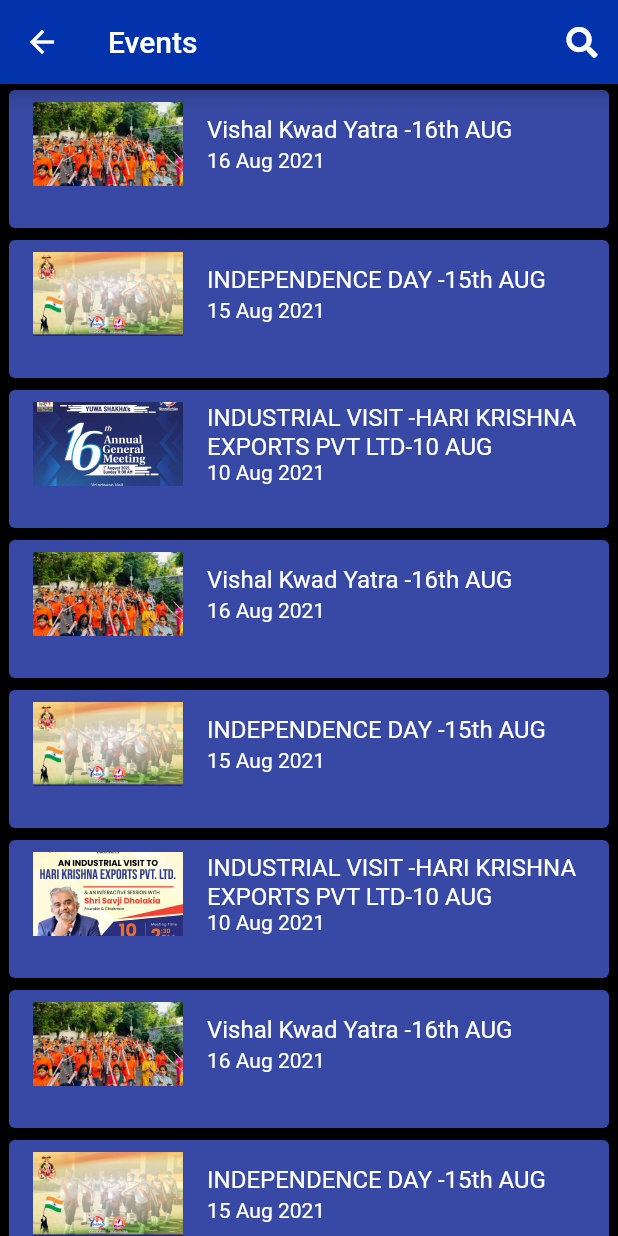
After one commit to Abhishek84017/my_flutter_project, a Flutter app: the Events screen opened directly, on a phone screen of 412 x 824 dp. The commit adds this screen. Run offline on Flutter 3.47's test engine with Material 2 defaults, Android fonts, the light colour scheme and no system bars; our stand-ins replace carousel_slider, flutter_screenutil, font_awesome_flutter.

Commit message:
Add files via upload

```diff
--- a/lib/app.dart
+++ b/lib/app.dart
@@ -1,15 +1,17 @@
-
 import 'package:avt_yuwas/homescreen.dart';
 import 'package:flutter/material.dart';
 import 'package:flutter_screenutil/flutter_screenutil.dart';
 import 'package:provider/provider.dart';
 import 'provider/provider.dart';
 import 'homescreen.dart';
+import 'splash_screen_1.dart';
+import 'events.dart';
+
 class Myapp extends StatelessWidget {
   @override
   Widget build(BuildContext context) {
     return MultiProvider(
       providers: [ChangeNotifierProvider<HomeScreenProvider>(create: (_) => HomeScreenProvider()),],
-      child: ScreenUtilInit(builder: () => MaterialApp(debugShowCheckedModeBanner: false, home: Homescreen(),)),);
+      child: ScreenUtilInit(builder: () => MaterialApp(debugShowCheckedModeBanner: false, home: Splashscreen1(),)),);
   }
 }
--- /dev/null
+++ b/lib/events.dart
@@ -0,0 +1,124 @@
+import 'package:flutter/cupertino.dart';
+import 'package:flutter/material.dart';
+import 'package:url_launcher/url_launcher.dart';
+import 'package:flutter_screenutil/flutter_screenutil.dart';
+import 'package:font_awesome_flutter/font_awesome_flutter.dart';
+
+//ignore: must_be_immutable
+class Events extends StatelessWidget {
+  var _constactItemList = [
+    ContactItem(
+        image: 'assests/images/kawadyatra.jpg',
+        subtitle: '16 Aug 2021',
+        title: 'Vishal Kwad Yatra -16th AUG'),
+    ContactItem(
+        image: 'assests/images/independenceday.jpg',
+        subtitle: '15 Aug 2021',
+        title: 'INDEPENDENCE DAY -15th AUG'),
+    ContactItem(
+        image: 'assests/images/annualmeeting.jpg',
+        subtitle: '10 Aug 2021',
+        title: 'INDUSTRIAL VISIT -HARI KRISHNA EXPORTS PVT LTD-10 AUG'),
+    ContactItem(
+        image: 'assests/images/kawadyatra.jpg',
+        subtitle: '16 Aug 2021',
+        title: 'Vishal Kwad Yatra -16th AUG'),
+    ContactItem(
+        image: 'assests/images/independenceday.jpg',
+        subtitle: '15 Aug 2021',
+        title: 'INDEPENDENCE DAY -15th AUG'),
+    ContactItem(
+        image: 'assests/images/industrial.jpg',
+        subtitle: '10 Aug 2021',
+        title: 'INDUSTRIAL VISIT -HARI KRISHNA EXPORTS PVT LTD-10 AUG'),
+    ContactItem(
+        image: 'assests/images/kawadyatra.jpg',
+        subtitle: '16 Aug 2021',
+        title: 'Vishal Kwad Yatra -16th AUG'),
+    ContactItem(
+        image: 'assests/images/independenceday.jpg',
+        subtitle: '15 Aug 2021',
+        title: 'INDEPENDENCE DAY -15th AUG'),
+    ContactItem(
+        image: 'assests/images/annualmeeting.jpg',
+        subtitle: '10 Aug 2021',
+        title: 'INDUSTRIAL VISIT -HARI KRISHNA EXPORTS PVT LTD-10 AUG'),
+    ContactItem(
+        image: 'assests/images/kawadyatra.jpg',
+        subtitle: '16 Aug 2021',
+        title: 'Vishal Kwad Yatra -16th AUG'),
+    ContactItem(
+        image: 'assests/images/independenceday.jpg',
+        subtitle: '15 Aug 2021',
+        title: 'INDEPENDENCE DAY -15th AUG'),
+    ContactItem(
+        image: 'assests/images/industrial.jpg',
+        subtitle: '10 Aug 2021',
+        title: 'INDUSTRIAL VISIT -HARI KRISHNA EXPORTS PVT LTD-10 AUG'),
+  ];
+  @override
+  Widget build(BuildContext context) {
+    Size size = MediaQuery.of(context).size;
+    return SafeArea(
+      child: Scaffold(
+        appBar: AppBar(
+          backgroundColor: Color(0xFFF0233ad),
+          title: const Text(
+            'Events',
+            style: TextStyle(fontSize: 20),
+          ),
+          actions: <Widget>[
+            IconButton(
+              icon: Icon(
+                FontAwesomeIcons.search,
+                size: 18.sp,
+              ),
+              onPressed: () {},
+            ),
+          ],
+        ),
+        backgroundColor: Colors.black,
+        body: ListView.builder(
+          shrinkWrap: true,
+          itemCount: _constactItemList.length,
+          itemBuilder: (BuildContext context, int index) {
+            var contactItem = _constactItemList[index];
+            return Padding(
+              padding: const EdgeInsets.symmetric(horizontal: 2),
+              child: Container(
+                height: 100,
+                child: Card(
+                  color: Color(0xFFF3749A4),
+                  child: ListTile(
+                    leading: SizedBox(
+                        child: Image.asset(
+                      '${contactItem.image}',
+                      fit: BoxFit.cover,
+                      width: 100,
+                    )),
+                    title: Text(
+                      '${contactItem.title}',
+                      style: TextStyle(color: Colors.white),
+                    ),
+                    subtitle: Text(
+                      '${contactItem.subtitle}',
+                      style: TextStyle(color: Colors.white),
+                    ),
+                    onTap: () {},
+                  ),
+                ),
+              ),
+            );
+          },
+        ),
+      ),
+    );
+  }
+}
+
+class ContactItem {
+  final String? image;
+  final String? title;
+  final String? subtitle;
+  const ContactItem({this.title, this.subtitle, this.image});
+}
--- a/lib/more.dart
+++ b/lib/more.dart
@@ -4,8 +4,9 @@
 import 'package:font_awesome_flutter/font_awesome_flutter.dart';
 import 'package:provider/provider.dart';
 import 'follow_us.dart';
-
 import 'change_password.dart';
+import 'commitedetails.dart';
+import 'events.dart';
 //ignore: must_be_immutable
 class More extends StatelessWidget {
   @override
@@ -14,6 +15,8 @@
     void cont() {Provider.of<HomeScreenProvider>(context, listen: false).currentBottomIndex = 2;}
     void passchange() {Navigator.push(context, MaterialPageRoute(builder: (_) => Changepassword()));}
     void follow() {Navigator.push(context, MaterialPageRoute(builder: (_) => Followus()));}
+    void committedetails() {Navigator.push(context, MaterialPageRoute(builder: (_) => Commiteedetails()));}
+    void events() {Navigator.push(context, MaterialPageRoute(builder: (_) => Events()));}
     var _moreitem = [
       Moreitem(
         iconleading: FontAwesomeIcons.calendarPlus,
@@ -35,6 +38,7 @@
         iconleading: FontAwesomeIcons.usersCog,
         title: 'Committee Details',
         icontrainel: Icons.arrow_forward_ios_rounded,
+        Callback: committedetails
       ),
       Moreitem(
         iconleading: FontAwesomeIcons.calendarAlt,
@@ -50,6 +54,7 @@
         iconleading: FontAwesomeIcons.calendarWeek,
         title: 'Events',
         icontrainel: Icons.arrow_forward_ios_rounded,
+        Callback: events
       ),
       Moreitem(
         iconleading: FontAwesomeIcons.handshake,
@@ -124,6 +129,7 @@
     return Scaffold(
       backgroundColor: Colors.black,
       body: ListView.separated(
+        shrinkWrap: true,
         dragStartBehavior: DragStartBehavior.start,
         itemCount: _moreitem.length,
         itemBuilder: (BuildContext context, int index) {
@@ -141,7 +147,7 @@
             ),
             title: Text(
               '${item.title}',
-              style: TextStyle(color: Colors.white),
+              style: TextStyle(color: Colors.white,fontSize:14),
             ),
             trailing: Icon(
               item.icontrainel,
--- a/lib/splash_screen_1.dart
+++ b/lib/splash_screen_1.dart
@@ -19,8 +19,7 @@
     return Container(
       decoration: BoxDecoration(
           image: DecorationImage(
-            image: AssetImage('assests/images/splash1.jpg'),fit:BoxFit.cover,
-
+            image: AssetImage('assests/images/splash1.jpg'),fit:BoxFit.fill,
           )
       ),
     );
--- a/lib/splash_screen_2.dart
+++ b/lib/splash_screen_2.dart
@@ -19,7 +19,7 @@
     return Container(
         decoration: BoxDecoration(
           image: DecorationImage(
-            image: AssetImage('assests/images/splash2.jpg'),fit:BoxFit.cover,
+            image: AssetImage('assests/images/splash2.jpg'),fit:BoxFit.fill,
           )
         ),
     );
```
Also changed, not shown: lib/chose_member.dart (+5 -4 lines), lib/commitedetails.dart (added, +78 -0 lines), lib/contact.dart (+23 -10 lines), lib/follow_us.dart (+15 -61 lines), lib/home.dart (+28 -23 lines), lib/more_webview.dart (added).
